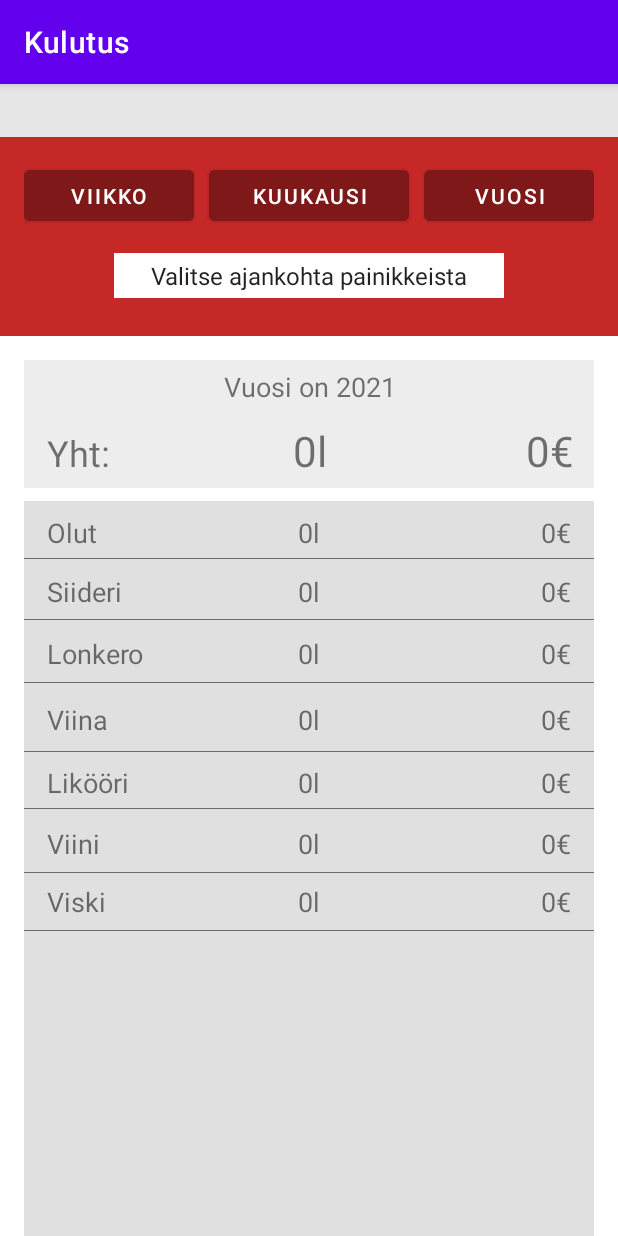
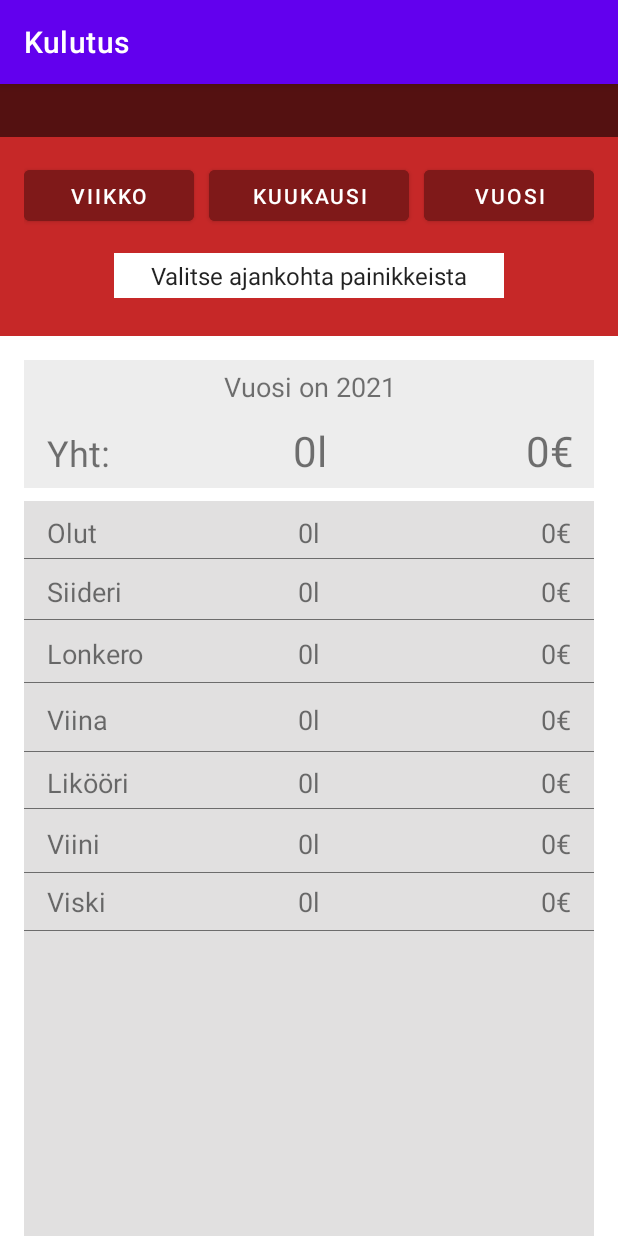
Before and after one commit to Johnkai2196/Team-3-Triple-J, an Android app: the KulutusFragment screen opened through its navigation route, on a phone screen of 412 x 824 dp. Run offline under Robolectric (Android 15) with nearby library versions, the phone set to English and light mode, and no system bars; our stand-ins replace navigation-ui.

Commit message:
update all comments also

```diff
--- a/app/src/main/java/com/example/testproju2/ui/notifications/KulutusFragment.java
+++ b/app/src/main/java/com/example/testproju2/ui/notifications/KulutusFragment.java
@@ -552,11 +552,11 @@ public class KulutusFragment extends Fragment implements AdapterView.OnItemSelec
         //laskee kaikki litra yhtensä
         makeitSnow += endGame;
         //muokka sen takaisin string
-        String wee = Double.toString(endGame);
+        String oikea = Double.toString(endGame);
 
 
         //palautta mitä on saanut
-        return wee;
+        return oikea;
 
     }
 
--- a/app/src/main/res/layout/activity_main.xml
+++ b/app/src/main/res/layout/activity_main.xml
@@ -29,16 +29,17 @@
         app:layout_constraintLeft_toLeftOf="parent"
         app:layout_constraintRight_toRightOf="parent"
         app:layout_constraintTop_toBottomOf="@+id/textView11"
-        app:layout_constraintVertical_bias="0.0"
-        app:navGraph="@navigation/mobile_navigation" />
+        app:navGraph="@navigation/mobile_navigation"
+        />
 
     <TextView
         android:id="@+id/textView11"
         android:layout_width="0dp"
         android:layout_height="wrap_content"
-        android:background="#E6E6E6"
+        android:background="@color/dark_red"
         android:gravity="center"
         android:textAlignment="center"
+        android:textColor="#FFFFFF"
         android:textSize="26sp"
         app:layout_constraintEnd_toEndOf="parent"
         app:layout_constraintStart_toStartOf="parent"
```
Also changed, not shown: app/src/main/java/com/example/testproju2/ui/home/CalendarFormat.java (+5 -5 lines), app/src/main/java/com/example/testproju2/ui/home/HomeFragment.java (+48 -25 lines).
